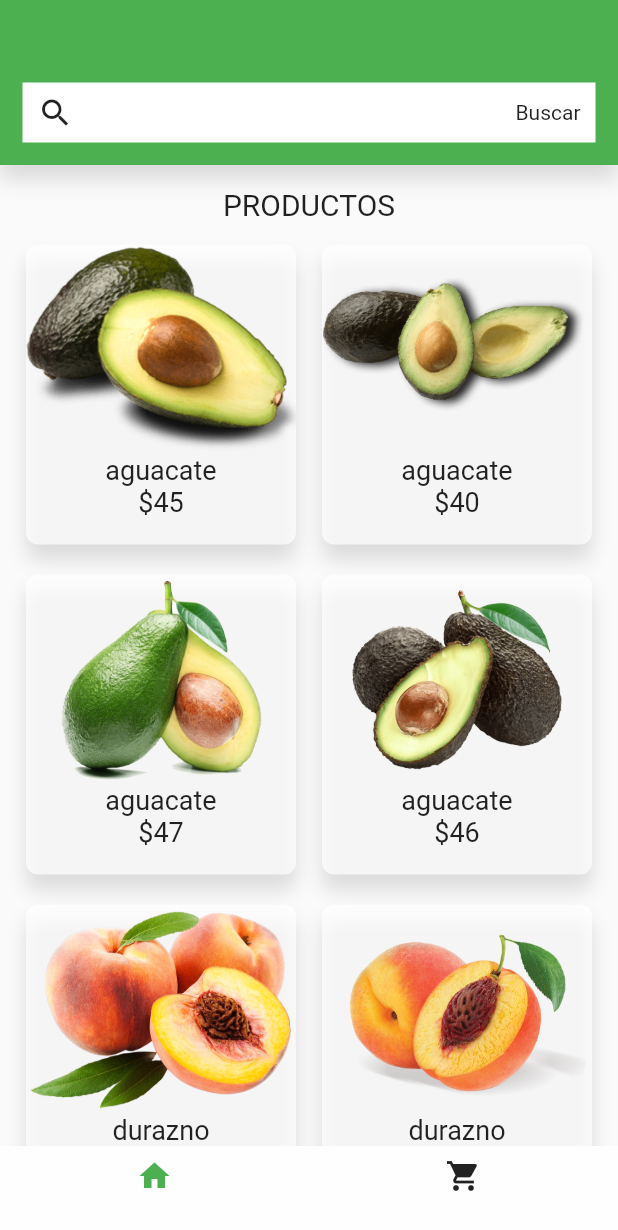
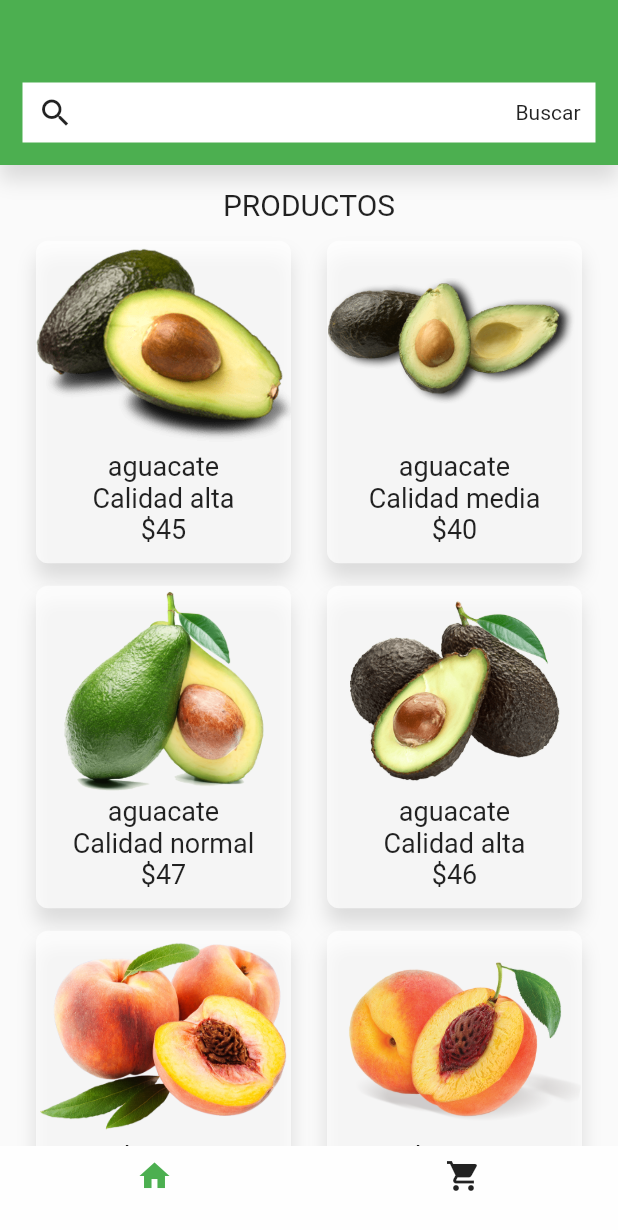
Before and after one commit to jorgemod/camci, a Flutter app: the Principal screen opened by its route, on a phone screen of 412 x 824 dp. Shown: the top 1230 px of the screen. Run offline on Flutter 3.47's test engine with Material 2 defaults, Android fonts, the phone set to English and light mode, and no system bars; our stand-ins replace flare_flutter.

Commit message:
ya quedo

```diff
--- a/camci/lib/autenticacion/singin.dart
+++ b/camci/lib/autenticacion/singin.dart
@@ -41,7 +41,7 @@ class Signin extends StatelessWidget{
   Widget boton(AssetImage img, String str, BuildContext context){
     return InkWell(
       child: Container(
-        height: 50,
+        height: 49,
         margin: EdgeInsets.all(10),
         padding: EdgeInsets.all(15),
         child: Row(
@@ -105,9 +105,7 @@ class Signin extends StatelessWidget{
                   Navigator.pushReplacementNamed(context, "/main");
                 },
               ),
-              SizedBox(
-                height: 70,
-              ),
+
               boton(fb, "Facebook", context),
               boton(gl, "Google", context),
 
--- a/camci/lib/main/cart.dart
+++ b/camci/lib/main/cart.dart
@@ -1,58 +1,64 @@
 import 'package:flutter/material.dart';
 import 'pasarela.dart';
+import 'package:flare_flutter/flare_actor.dart';
 
 class Cart extends StatelessWidget {
 
+  var seleccionados = [];
+  var suma  = 0.0;
+
+  Cart(this.seleccionados);
+
   var precios = [
-    "aguacate\n\$45",
-    "aguacate\n\$40",
-    "aguacate\n\$47",
-    "aguacate\n\$46",
-    "durazno\n\$40",
-    "durazno\n\$35",
-    "durazno\n\$45",
-    "durazno\n\$44",
-    "durazno\n\$44.5",
-    "fresa\n\$90",
-    "fresa\n\$85",
-    "fresa\n\$80",
-    "fresa\n\$95",
-    "fresa\n\$88",
-    "jitomate\n\$12",
-    "jitomate\n\$15",
-    "lechuga\n\$15",
-    "lechuga\n\$13",
-    "lechuga\n\$18",
-    "lechuga\n\$18",
-    "limon\n\$20",
-    "limon\n\$15",
-    "limon\n\$18",
-    "limon\n\$14",
-    "manzana\n\$40",
-    "manzana\n\$45",
-    "manzana\n\$30",
-    "manzana\n\$38",
-    "naranjas\n\$10",
-    "naranjas\n\$12",
-    "naranjas\n\$15",
-    "papa\n\$15",
-    "papa\n\$10",
-    "pepino\n\$15",
-    "pepino\n\$18",
-    "pepino\n\$20",
-    "pimiento\n\$45",
-    "pimiento\n\$40",
-    "pimiento\n\$43",
-    "platanos\n\$12",
-    "platanos\n\$15",
-    "platanos\n\$17",
-    "platanos\n\$16",
-    "tomate\n\$9",
-    "tomate\n\$10",
-    "zanahorias\n\$10",
-    "zanahorias\n\$12",
-    "zanahorias\n\$15",
-    "zanahorias\n\$13",
+    "aguacate\nCalidad alta\n\$45",
+    "aguacate\nCalidad media\n\$40",
+    "aguacate\nCalidad normal\n\$47",
+    "aguacate\nCalidad alta\n\$46",
+    "durazno\nCalidad normal\n\$40",
+    "durazno\nCalidad alta\n\$35",
+    "durazno\nCalidad media\n\$45",
+    "durazno\nCalidad media\n\$44",
+    "durazno\nCalidad alta\n\$44.5",
+    "fresa\nCalidad alta\n\$90",
+    "fresa\nCalidad media\n\$85",
+    "fresa\nCalidad media\n\$80",
+    "fresa\nCalidad alta\n\$95",
+    "fresa\nCalidad alta\n\$88",
+    "jitomate\nCalidad media\n\$12",
+    "jitomate\nCalidad normal\n\$15",
+    "lechuga\nCalidad normal\n\$15",
+    "lechuga\nCalidad alta\n\$13",
+    "lechuga\nCalidad media\n\$18",
+    "lechuga\nCalidad alta\n\$18",
+    "limon\nCalidad normal\n\$20",
+    "limon\nCalidad normal\n\$15",
+    "limon\nCalidad alta\n\$18",
+    "limon\nCalidad media\n\$14",
+    "manzana\nCalidad alta\n\$40",
+    "manzana\nCalidad normal\n\$45",
+    "manzana\nCalidad media\n\$30",
+    "manzana\nCalidad alta\n\$38",
+    "naranjas\nCalidad media\n\$10",
+    "naranjas\nCalidad normal\n\$12",
+    "naranjas\nCalidad media\n\$15",
+    "papa\nCalidad alta\n\$15",
+    "papa\nCalidad alta\n\$10",
+    "pepino\nCalidad media\n\$15",
+    "pepino\nCalidad normal\n\$18",
+    "pepino\nCalidad alta\n\$20",
+    "pimiento\nCalidad alta\n\$45",
+    "pimiento\nCalidad media\n\$40",
+    "pimiento\nCalidad normal\n\$43",
+    "platanos\nCalidad alta\n\$12",
+    "platanos\nCalidad alta\n\$15",
+    "platanos\nCalidad media\n\$17",
+    "platanos\nCalidad normal\n\$16",
+    "tomate\nCalidad alta\n\$9",
+    "tomate\nCalidad media\n\$10",
+    "zanahorias\nCalidad normal\n\$10",
+    "zanahorias\nCalidad alta\n\$12",
+    "zanahorias\nCalidad media\n\$15",
+    "zanahorias\nCalidad normal\n\$13",
   ];
 
   var imagenes = [
@@ -107,17 +113,13 @@ class Cart extends StatelessWidget {
   ];
 
 
-  var empty = false;
-
   final image1 = new AssetImage('imagenes/productos/aguacate1.png');
 
-  var seleccionados = [];
 
-  Cart(this.seleccionados);
 
   Widget item(AssetImage image, String price) {
     return Container(
-        margin: EdgeInsets.all(10),
+        margin: EdgeInsets.only(left: 20, right: 20, bottom: 10),
         padding: EdgeInsets.all(10),
         height: 150,
         child: Row(
@@ -141,12 +143,41 @@ class Cart extends StatelessWidget {
             ]));
   }
 
+  Widget total(){
+    for (final x in seleccionados){
+      var split = precios[x].split('\$');
+      suma += double.parse(split[1]);
+    }
+    return Container(
+      height: 20,
+      child: Center(
+        child: Text("Total \$" + suma.toString(), style: TextStyle(fontSize: 20),),
+      ),
+    );
+  }
+
   Widget vacio() {
     return Container(
       child: Column(
         crossAxisAlignment: CrossAxisAlignment.center,
         mainAxisAlignment: MainAxisAlignment.center,
-        children: <Widget>[Text("Carrito vacio")],
+        children: <Widget>[
+          succes()
+        ],
+      ),
+      height: double.maxFinite,
+      width: double.maxFinite,
+    );
+  }
+
+  Widget em() {
+    return Container(
+      child: Column(
+        crossAxisAlignment: CrossAxisAlignment.center,
+        mainAxisAlignment: MainAxisAlignment.center,
+        children: <Widget>[
+          Text("Carrito vacio")
+        ],
       ),
       height: double.maxFinite,
       width: double.maxFinite,
@@ -158,6 +189,7 @@ class Cart extends StatelessWidget {
     for (final p in seleccionados){
       s.add(item(imagenes[p], precios[p]));
     }
+    s.add(total());
     return s;
   }
 
@@ -167,6 +199,7 @@ class Cart extends StatelessWidget {
       children: <Widget>[
         Flexible(
           child: ListView(
+            padding: EdgeInsets.only(top: 20),
             scrollDirection: Axis.vertical,
             shrinkWrap: true,
             children: productos()
@@ -174,11 +207,11 @@ class Cart extends StatelessWidget {
         ),
         InkWell(
           child: Container(
-            color: Colors.white70,
-            height: 60,
+            color: Colors.green,
+            height: 80,
             padding: EdgeInsets.only(bottom: 20),
             child: Center(
-              child: Text("Pagar"),
+              child: Text("Pagar", style: TextStyle(fontSize: 25, fontWeight: FontWeight.bold, color: Colors.white), ),
             ),
           ),
           onTap: () {
@@ -196,25 +229,23 @@ class Cart extends StatelessWidget {
       builder: (BuildContext context) {
         // return object of type Dialog
         return AlertDialog(
-          title: new Text("Pagara:"),
-          content: new Text("123.123"),
+          title: new Text("Total a pagar:"),
+          content: new Text("\$"+ suma.toString()),
           actions: <Widget>[
             // usually buttons at the bottom of the dialog
             new FlatButton(
-              child: new Text("Pagar", style: TextStyle(fontSize: 20),),
+              child: new Text("Pagar", style: TextStyle(fontSize: 18),),
               onPressed: () {
                 Navigator.push(
                   context,
                   MaterialPageRoute(builder: (context) => Pago()),
                 );
-                empty = true;
                 seleccionados = [];
               },
             ),
             new FlatButton(
-              child: new Text("Cancelar", style: TextStyle(fontSize: 20),),
+              child: new Text("Cancelar", style: TextStyle(fontSize: 18),),
               onPressed: () {
-                print(seleccionados);
                 seleccionados = [];
 //                Navigator.of(context).pop();
               },
@@ -225,9 +256,24 @@ class Cart extends StatelessWidget {
     );
   }
 
+  Widget succes() {
+    return Center(
+      child: Container(
+        height: 300,
+        width: 300,
+        child: new FlareActor("anim/succes.flr",
+            alignment: Alignment.center,
+            fit: BoxFit.fill,
+            animation: "Wait",
+
+        ),
+      ),
+    );
+  }
+
   @override
   Widget build(BuildContext context) {
-    if (!empty) {
+    if (seleccionados.isNotEmpty) {
       return Scaffold(
         appBar: AppBar(
           title: Text("Carrito"),
@@ -237,7 +283,7 @@ class Cart extends StatelessWidget {
     } else {
       return Scaffold(
         appBar: AppBar(
-          title: Text("Carrito"),
+          title: Text("Pagado"),
         ),
         body: vacio(),
       );
--- a/camci/lib/main/pasarela.dart
+++ b/camci/lib/main/pasarela.dart
@@ -1,4 +1,5 @@
 import 'package:flutter/material.dart';
+import 'package:flare_flutter/flare_actor.dart';
 
 class Pago extends StatelessWidget {
 
@@ -8,12 +9,14 @@ class Pago extends StatelessWidget {
 
   final ef = new AssetImage('imagenes/pagos/money.png');
 
+
   Widget body(BuildContext context) {
     Widget method(String method, AssetImage img) {
       return InkWell(
         onTap: () {
           Navigator.of(context).pop();
           Navigator.of(context).pop();
+
         },
         child: Container(
           margin: EdgeInsets.all(10),
--- a/camci/lib/main/principal.dart
+++ b/camci/lib/main/principal.dart
@@ -5,55 +5,55 @@ class Principal extends StatelessWidget {
   var seleccionados = [];
 
   var precios = [
-    "aguacate\n\$45",
-    "aguacate\n\$40",
-    "aguacate\n\$47",
-    "aguacate\n\$46",
-    "durazno\n\$40",
-    "durazno\n\$35",
-    "durazno\n\$45",
-    "durazno\n\$44",
-    "durazno\n\$44.5",
-    "fresa\n\$90",
-    "fresa\n\$85",
-    "fresa\n\$80",
-    "fresa\n\$95",
-    "fresa\n\$88",
-    "jitomate\n\$12",
-    "jitomate\n\$15",
-    "lechuga\n\$15",
-    "lechuga\n\$13",
-    "lechuga\n\$18",
-    "lechuga\n\$18",
-    "limon\n\$20",
-    "limon\n\$15",
-    "limon\n\$18",
-    "limon\n\$14",
-    "manzana\n\$40",
-    "manzana\n\$45",
-    "manzana\n\$30",
-    "manzana\n\$38",
-    "naranjas\n\$10",
-    "naranjas\n\$12",
-    "naranjas\n\$15",
-    "papa\n\$15",
-    "papa\n\$10",
-    "pepino\n\$15",
-    "pepino\n\$18",
-    "pepino\n\$20",
-    "pimiento\n\$45",
-    "pimiento\n\$40",
-    "pimiento\n\$43",
-    "platanos\n\$12",
-    "platanos\n\$15",
-    "platanos\n\$17",
-    "platanos\n\$16",
-    "tomate\n\$9",
-    "tomate\n\$10",
-    "zanahorias\n\$10",
-    "zanahorias\n\$12",
-    "zanahorias\n\$15",
-    "zanahorias\n\$13",
+    "aguacate\nCalidad alta\n\$45",
+    "aguacate\nCalidad media\n\$40",
+    "aguacate\nCalidad normal\n\$47",
+    "aguacate\nCalidad alta\n\$46",
+    "durazno\nCalidad normal\n\$40",
+    "durazno\nCalidad alta\n\$35",
+    "durazno\nCalidad media\n\$45",
+    "durazno\nCalidad media\n\$44",
+    "durazno\nCalidad alta\n\$44.5",
+    "fresa\nCalidad alta\n\$90",
+    "fresa\nCalidad media\n\$85",
+    "fresa\nCalidad media\n\$80",
+    "fresa\nCalidad alta\n\$95",
+    "fresa\nCalidad alta\n\$88",
+    "jitomate\nCalidad media\n\$12",
+    "jitomate\nCalidad normal\n\$15",
+    "lechuga\nCalidad normal\n\$15",
+    "lechuga\nCalidad alta\n\$13",
+    "lechuga\nCalidad media\n\$18",
+    "lechuga\nCalidad alta\n\$18",
+    "limon\nCalidad normal\n\$20",
+    "limon\nCalidad normal\n\$15",
+    "limon\nCalidad alta\n\$18",
+    "limon\nCalidad media\n\$14",
+    "manzana\nCalidad alta\n\$40",
+    "manzana\nCalidad normal\n\$45",
+    "manzana\nCalidad media\n\$30",
+    "manzana\nCalidad alta\n\$38",
+    "naranjas\nCalidad media\n\$10",
+    "naranjas\nCalidad normal\n\$12",
+    "naranjas\nCalidad media\n\$15",
+    "papa\nCalidad alta\n\$15",
+    "papa\nCalidad alta\n\$10",
+    "pepino\nCalidad media\n\$15",
+    "pepino\nCalidad normal\n\$18",
+    "pepino\nCalidad alta\n\$20",
+    "pimiento\nCalidad alta\n\$45",
+    "pimiento\nCalidad media\n\$40",
+    "pimiento\nCalidad normal\n\$43",
+    "platanos\nCalidad alta\n\$12",
+    "platanos\nCalidad alta\n\$15",
+    "platanos\nCalidad media\n\$17",
+    "platanos\nCalidad normal\n\$16",
+    "tomate\nCalidad alta\n\$9",
+    "tomate\nCalidad media\n\$10",
+    "zanahorias\nCalidad normal\n\$10",
+    "zanahorias\nCalidad alta\n\$12",
+    "zanahorias\nCalidad media\n\$15",
+    "zanahorias\nCalidad normal\n\$13",
   ];
 
   var imagenes = [
@@ -107,20 +107,17 @@ class Principal extends StatelessWidget {
     AssetImage('imagenes/productos/zanahoria3.png'),
   ];
 
-
-
   List<Widget> itemsList() {
     List<Widget> i = [];
 
-    for (var j = 0; j < imagenes.length; j+=2) {
-      i.add(items(imagenes[j], precios[j], imagenes[j+1], precios[j+1], j));
+    for (var j = 0; j < imagenes.length; j += 2) {
+      i.add(items(imagenes[j], precios[j], imagenes[j + 1], precios[j + 1], j));
     }
     return i;
-
   }
 
-
-  Widget items(AssetImage img1, String pr1, AssetImage img2, String pr2, int index) {
+  Widget items(
+      AssetImage img1, String pr1, AssetImage img2, String pr2, int index) {
     final item1 = InkWell(
       child: Container(
           decoration: new BoxDecoration(
@@ -134,15 +131,21 @@ class Principal extends StatelessWidget {
                     blurRadius: 10.0,
                     offset: new Offset(0.0, 10.0))
               ]),
-          height: 200,
-          width: 180,
+          height: 215,
+          width: 170,
           child: Column(
             children: <Widget>[
               Container(
                 height: 140,
                 child: Image(image: img1),
               ),
-              Text(pr1, style: TextStyle( fontSize: 18,),textAlign: TextAlign.center,),
+              Text(
+                pr1,
+                style: TextStyle(
+                  fontSize: 18,
+                ),
+                textAlign: TextAlign.center,
+              ),
             ],
           )),
       onTap: () {
@@ -163,36 +166,72 @@ class Principal extends StatelessWidget {
                     blurRadius: 10.0,
                     offset: new Offset(0.0, 10.0))
               ]),
-          height: 200,
-          width: 180,
+          height: 215,
+          width: 170,
           child: Column(
             children: <Widget>[
               Container(
                 height: 140,
                 child: Image(image: img2),
               ),
-              Text(pr2, style: TextStyle( fontSize: 18,),textAlign: TextAlign.center,),
+              Text(
+                pr2,
+                style: TextStyle(
+                  fontSize: 18,
+                ),
+                textAlign: TextAlign.center,
+              ),
             ],
           )),
       onTap: () {
-        seleccionados.add(index+1);
+        seleccionados.add(index + 1);
 
-        print(index+1);
+        print(index + 1);
       },
     );
 
-
-
     return Container(
-      height: 220,
+      height: 230,
       child: Row(
         mainAxisAlignment: MainAxisAlignment.spaceEvenly,
         children: <Widget>[
           item1,
           item2,
-
         ],
       ),
+    );
+  }
+
+  Future sleep1() {
+    return new Future.delayed(const Duration(seconds: 1), () {
+      return "1";
+    });
+  }
+
+  void _showDialog(BuildContext context) {
+    // flutter defined function
+    showDialog(
+      context: context,
+      builder: (BuildContext context) {
+        // return object of type Dialog
+        return AlertDialog(
+          title: new Text("No hay articulos en el carrito"),
+          content: new Text(";("),
+          actions: <Widget>[
+            // usually buttons at the bottom of the dialog
+            new FlatButton(
+              child: new Text(
+                "Aceptar",
+                style: TextStyle(fontSize: 18),
+              ),
+              onPressed: () {
+                Navigator.of(context).pop();
+//               Navigator.of(context).pop();
+              },
+            ),
+          ],
+        );
+      },
     );
   }
 
@@ -265,11 +304,16 @@ class Principal extends StatelessWidget {
                 InkWell(
                   child: Icon(Icons.shopping_cart),
                   onTap: () {
-                    Navigator.push(
-                      context,
-                      MaterialPageRoute(builder: (context) => Cart(seleccionados)),
-                    );
-                    seleccionados = [];
+                    var res = seleccionados;
+                    if (res.isEmpty) {
+                      _showDialog(context);
+                    } else {
+                      Navigator.push(
+                        context,
+                        MaterialPageRoute(builder: (context) => Cart(res)),
+                      );
+                      seleccionados = [];
+                    }
                   },
                 )
               ],
--- a/camci/pubspec.yaml
+++ b/camci/pubspec.yaml
@@ -27,6 +27,7 @@ dependencies:
 dev_dependencies:
   flutter_test:
     sdk: flutter
+  flare_flutter: 1.0.2
 
 
 # For information on the generic Dart part of this file, see the
@@ -46,6 +47,7 @@ flutter:
     - imagenes/productos/
     - imagenes/pagos/
     - imagenes/sn/
+    - anim/
   #  - images/a_dot_ham.jpeg
 
   # An image asset can refer to one or more resolution-specific "variants", see
```
Also changed, not shown: camci/pubspec.lock, 2 other files.
